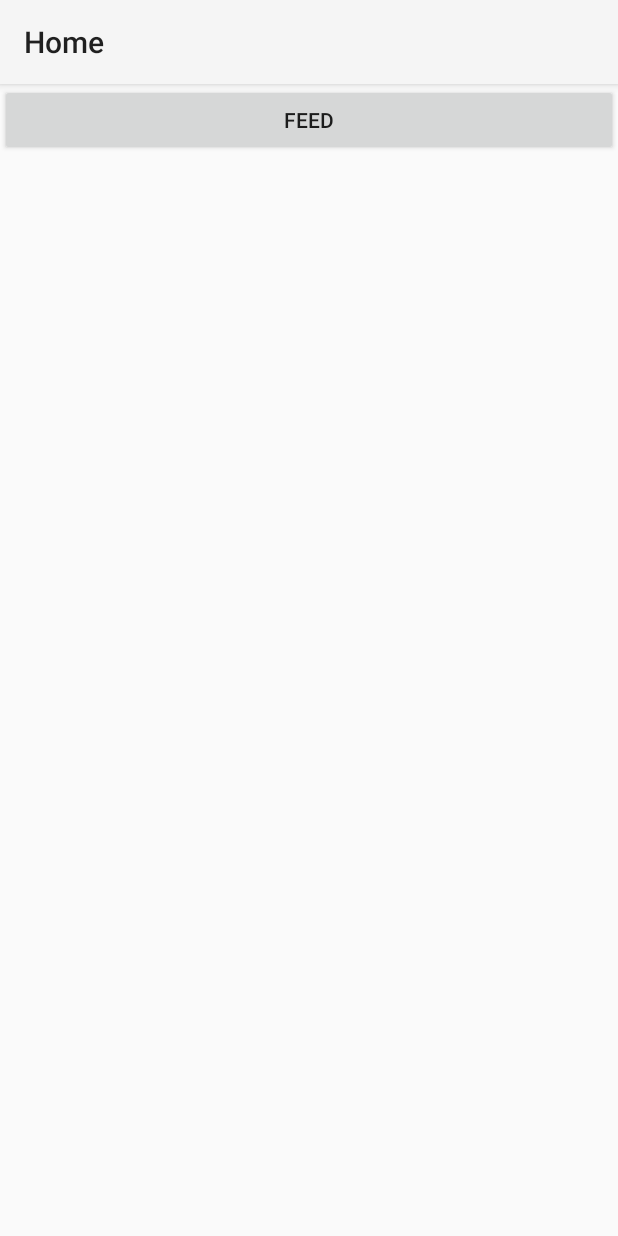
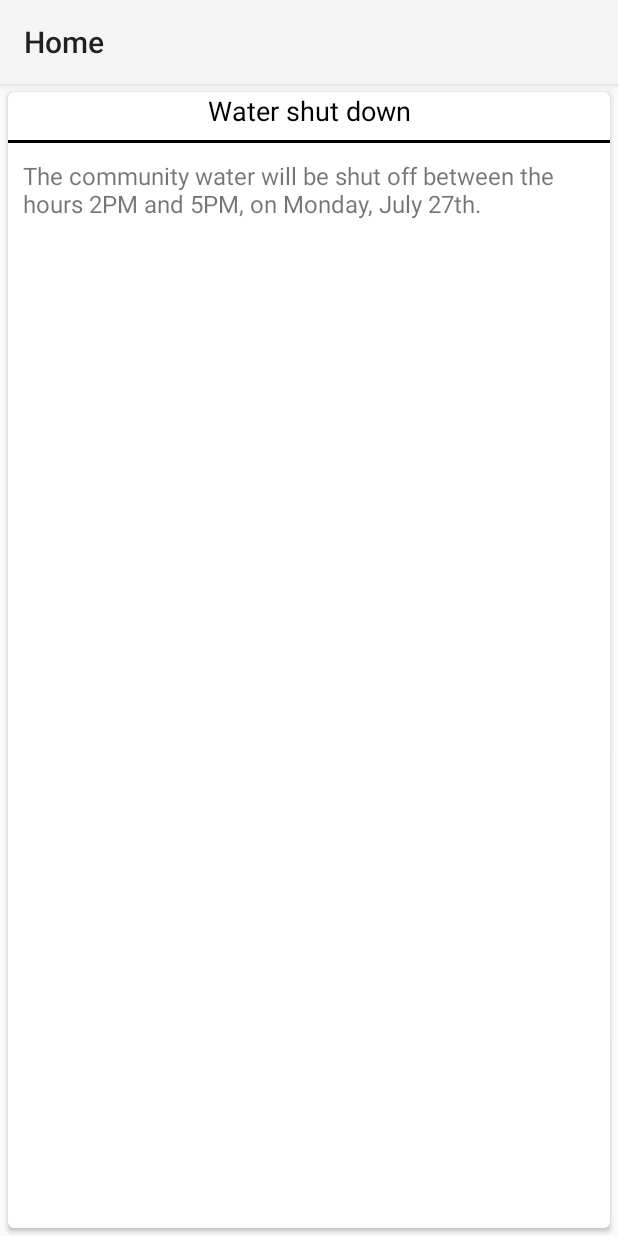
Before and after one commit to nnam-ibe/Hominator, an Android app: the screen it shows after launch (HomePage), on a phone screen of 412 x 824 dp. Run offline under Robolectric (Android 15) with nearby library versions, the phone set to English and light mode, and no system bars; 1 statement that could not run was skipped.

Commit message:
Completed feed section

```diff
--- /dev/null
+++ b/app/src/main/java/seg/user/interface3125/thehominator/FeedAdapter.java
@@ -0,0 +1,55 @@
+package seg.user.interface3125.thehominator;
+
+import android.support.v7.widget.RecyclerView;
+import android.view.LayoutInflater;
+import android.view.View;
+import android.view.ViewGroup;
+import android.widget.TextView;
+
+import java.util.List;
+
+/**
+ * Created by nnamdi on 15-07-26.
+ */
+public class FeedAdapter extends RecyclerView.Adapter<FeedAdapter.FeedViewHolder> {
+
+    private List<FeedContent> feedList;
+
+    public FeedAdapter(List<FeedContent> feedList) {
+        this.feedList = feedList;
+    }
+
+    @Override
+    public FeedViewHolder onCreateViewHolder(ViewGroup parent,
+                                                   int viewType) {
+        // create a new view
+        View v = LayoutInflater.from(parent.getContext())
+                .inflate(R.layout.feed_card_layout, parent, false);
+        // set the view's size, margins, paddings and layout parameters
+        return new FeedViewHolder(v);
+    }
+
+    @Override
+    public void onBindViewHolder(FeedViewHolder fViewHolder, int i) {
+        FeedContent ci = feedList.get(i);
+        fViewHolder.title.setText(ci.title);
+        fViewHolder.desc.setText(ci.desc);
+    }
+
+    @Override
+    public int getItemCount() {
+        return feedList.size();
+    }
+
+    public static class FeedViewHolder extends RecyclerView.ViewHolder {
+        public TextView title;
+        public TextView desc;
+
+        public FeedViewHolder(View v) {
+            super(v);
+            title = (TextView) v.findViewById(R.id.feed_title);
+            desc = (TextView) v.findViewById(R.id.feed_desc);
+        }
+    }
+
+}
--- /dev/null
+++ b/app/src/main/java/seg/user/interface3125/thehominator/FeedContent.java
@@ -0,0 +1,13 @@
+package seg.user.interface3125.thehominator;
+
+/**
+ * Created by nnamdi on 15-07-26.
+ */
+public class FeedContent {
+    protected String title;
+    protected String desc;
+    public FeedContent(String title, String desc) {
+        this.title = title;
+        this.desc = desc;
+    }
+}
--- a/app/src/main/java/seg/user/interface3125/thehominator/Feed_Fragment.java
+++ b/app/src/main/java/seg/user/interface3125/thehominator/Feed_Fragment.java
@@ -2,22 +2,54 @@ package seg.user.interface3125.thehominator;
 
 import android.app.Fragment;
 import android.os.Bundle;
+import android.support.v4.app.FragmentActivity;
+import android.support.v7.widget.LinearLayoutManager;
+import android.support.v7.widget.RecyclerView;
 import android.view.LayoutInflater;
 import android.view.View;
 import android.view.ViewGroup;
+
+import java.util.ArrayList;
+import java.util.List;
 
 /**
  * Created by nnamdi on 15-07-21.
  */
 public class Feed_Fragment extends Fragment {
+    private RecyclerView mRecyclerView;
+    private FeedAdapter fAdapter;
+//    private RecyclerView.Adapter mAdapter;
+//    private RecyclerView.LayoutManager mLayoutManager;
     public Feed_Fragment() {
     }
 
     @Override
     public View onCreateView(LayoutInflater inflater, ViewGroup container, Bundle savedInstanceState) {
+        View rootView = inflater.inflate(R.layout.fragment_feed, container, false);
+        mRecyclerView = (RecyclerView) rootView.findViewById(R.id.feed_recycler_view);
 
-        View rootView = inflater.inflate(R.layout.fragment_feed, container, false);
+        // use a linear layout manager
+//        mLayoutManager = new LinearLayoutManager(getActivity());
+        LinearLayoutManager llm = new LinearLayoutManager(getActivity());
+        llm.setOrientation(LinearLayoutManager.VERTICAL);
+        mRecyclerView.setLayoutManager(llm);
+
+        fAdapter = new FeedAdapter(setUpFeed());
+        mRecyclerView.setAdapter(fAdapter);
 
         return rootView;
     }
+
+    private List setUpFeed() {
+        List<FeedContent> result = new ArrayList<FeedContent>();
+        result.add( new FeedContent(getString(R.string.feed_water_title), getString(R.string.feed_water_desc)) );
+        result.add( new FeedContent(getString(R.string.feed_pool_title), getString(R.string.feed_pool_desc)) );
+        result.add( new FeedContent(getString(R.string.feed_fire_title), getString(R.string.feed_fire_desc)) );
+        result.add( new FeedContent(getString(R.string.feed_garage_title), getString(R.string.feed_garage_desc)) );
+        result.add( new FeedContent(getString(R.string.feed_bike_title), getString(R.string.feed_bike_desc)) );
+        result.add( new FeedContent(getString(R.string.feed_bbq_title), getString(R.string.feed_bbq_desc)) );
+        result.add( new FeedContent(getString(R.string.feed_canada_title), getString(R.string.feed_canada_desc)) );
+        return result;
+    }
+
 }
--- a/app/src/main/java/seg/user/interface3125/thehominator/HomePage.java
+++ b/app/src/main/java/seg/user/interface3125/thehominator/HomePage.java
@@ -23,6 +23,8 @@ public class HomePage extends Activity
     private String[] mNavigationDrawerItemTitles;
     private DrawerLayout mDrawerLayout;
     private ListView mDrawerList;
+
+    private ActionBar.Tab hFeed, hEvent;
 
     DBHelper db ;
 
--- /dev/null
+++ b/app/src/main/res/layout/feed_card_layout.xml
@@ -0,0 +1,47 @@
+<?xml version="1.0" encoding="utf-8"?>
+<LinearLayout xmlns:android="http://schemas.android.com/apk/res/android"
+    android:orientation="vertical" android:layout_width="match_parent"
+    android:layout_height="match_parent">
+    <android.support.v7.widget.CardView
+        xmlns:card_view="http://schemas.android.com/apk/res-auto"
+        xmlns:android="http://schemas.android.com/apk/res/android"
+        android:id="@+id/card_view"
+        android:layout_width="match_parent"
+        android:layout_height="match_parent"
+        card_view:cardCornerRadius="4dp"
+        android:layout_margin="5dp">
+
+    <RelativeLayout
+        android:layout_width="match_parent"
+        android:layout_height="match_parent">
+
+        <TextView
+            android:id="@+id/feed_title"
+            android:layout_width="match_parent"
+            android:layout_height="wrap_content"
+            android:gravity="center_horizontal"
+            android:textColor="#000000"
+            android:textSize="18dp"/>
+
+        <View
+            android:id="@+id/feed_card_line"
+            android:layout_width="wrap_content"
+            android:layout_height="2dip"
+            android:layout_below="@+id/feed_title"
+            android:layout_marginTop="7dp"
+            android:background="#000000" />
+
+        <TextView
+            android:id="@+id/feed_desc"
+            android:layout_width="match_parent"
+            android:layout_height="wrap_content"
+            android:gravity="center_vertical"
+            android:textSize="16dp"
+            android:layout_below="@id/feed_title"
+            android:layout_marginTop="10dp"
+            android:padding="10dp"/>
+
+
+    </RelativeLayout>
+    </android.support.v7.widget.CardView>
+</LinearLayout>
--- a/app/src/main/res/layout/fragment_feed.xml
+++ b/app/src/main/res/layout/fragment_feed.xml
@@ -2,8 +2,9 @@
 <LinearLayout xmlns:android="http://schemas.android.com/apk/res/android"
     android:orientation="vertical" android:layout_width="match_parent"
     android:layout_height="match_parent">
-    <Button
-        android:layout_width="fill_parent"
-        android:layout_height="wrap_content"
-        android:text="FEED"/>
+    <android.support.v7.widget.RecyclerView
+        android:id="@+id/feed_recycler_view"
+        android:scrollbars="vertical"
+        android:layout_width="match_parent"
+        android:layout_height="match_parent"/>
 </LinearLayout>
--- a/app/src/main/res/values/strings.xml
+++ b/app/src/main/res/values/strings.xml
@@ -70,4 +70,28 @@
     <string name="title_activity_party__room">Party_Room</string>
     <string name="title_activity_contact_us">ContactUs</string>
     <string name="title_activity_parking">Parking</string>
+
+
+    <string name="feed_pool_title">Swimming pool now open!!</string>
+    <string name="feed_pool_desc">The swimming pool is now open to community residents.</string>
+
+    <string name="feed_bbq_title">Community BBQ</string>
+    <string name="feed_bbq_desc">The community would be showing its appreciation by hosting a bbq, on Thursday, August 15th.</string>
+
+    <string name="feed_water_title">Water shut down</string>
+    <string name="feed_water_desc">The community water will be shut off between the hours 2PM and 5PM, on Monday, July 27th.</string>
+
+    <string name="feed_fire_title">Fire drill</string>
+    <string name="feed_fire_desc">There would be a fire drill, between the hours of 10AM and 12PM, on Tuesday, July 28th.</string>
+
+    <string name="feed_canada_title">Canada day celebration</string>
+    <string name="feed_canada_desc">Come celebrating canada day with us at the community park, from 4PM to 10PM, on Wednesday, July 1st.</string>
+
+    <string name="feed_garage_title">Garage construction</string>
+    <string name="feed_garage_desc">The planned garage expansion will begin Monday, August 2nd. Vehicles parked in section C would need to be moved to thier new sections before then.</string>
+
+    <string name="feed_bike_title">Bike room construction</string>
+    <string name="feed_bike_desc">The new bike room construction has been completed, registration for bike spots are now open to residents.</string>
+
+
 </resources>
```
